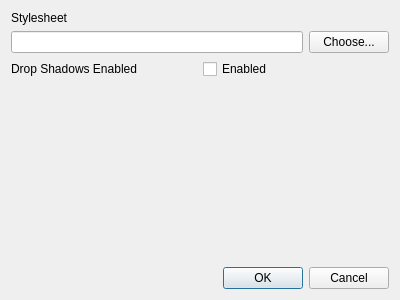
First picture: the form in prefsdialog.ui, repository ShahroozGh/qt-media-library, before the edit.
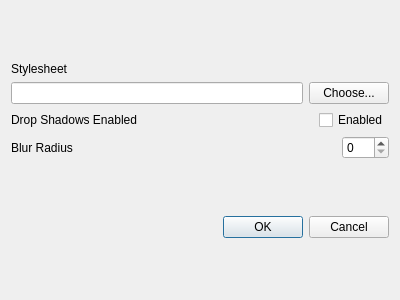
Second picture: the form after the edit.

What changed in the file:
```diff
--- a/prefsdialog.ui
+++ b/prefsdialog.ui
@@ -14,7 +14,7 @@
    <string>Dialog</string>
   </property>
   <layout class="QGridLayout" name="gridLayout_2">
-   <item row="2" column="0">
+   <item row="1" column="0">
     <widget class="QDialogButtonBox" name="buttonBox">
      <property name="orientation">
       <enum>Qt::Horizontal</enum>
@@ -71,7 +71,7 @@
          </property>
         </widget>
        </item>
-       <item>
+       <item alignment="Qt::AlignRight">
         <widget class="QCheckBox" name="dropShadowCheckBox">
          <property name="text">
           <string>Enabled</string>
@@ -80,21 +80,26 @@
        </item>
       </layout>
      </item>
+     <item row="5" column="0">
+      <layout class="QHBoxLayout" name="horizontalLayout_6">
+       <item>
+        <widget class="QLabel" name="label_3">
+         <property name="text">
+          <string>Blur Radius</string>
+         </property>
+        </widget>
+       </item>
+       <item alignment="Qt::AlignRight">
+        <widget class="QSpinBox" name="blurRadiusSpinBox">
+         <property name="maximum">
+          <number>200</number>
+         </property>
+        </widget>
+       </item>
+      </layout>
+     </item>
     </layout>
    </item>
-   <item row="1" column="0">
-    <spacer name="verticalSpacer">
-     <property name="orientation">
-      <enum>Qt::Vertical</enum>
-     </property>
-     <property name="sizeHint" stdset="0">
-      <size>
-       <width>20</width>
-       <height>40</height>
-      </size>
-     </property>
-    </spacer>
-   </item>
   </layout>
  </widget>
  <resources/>
```
